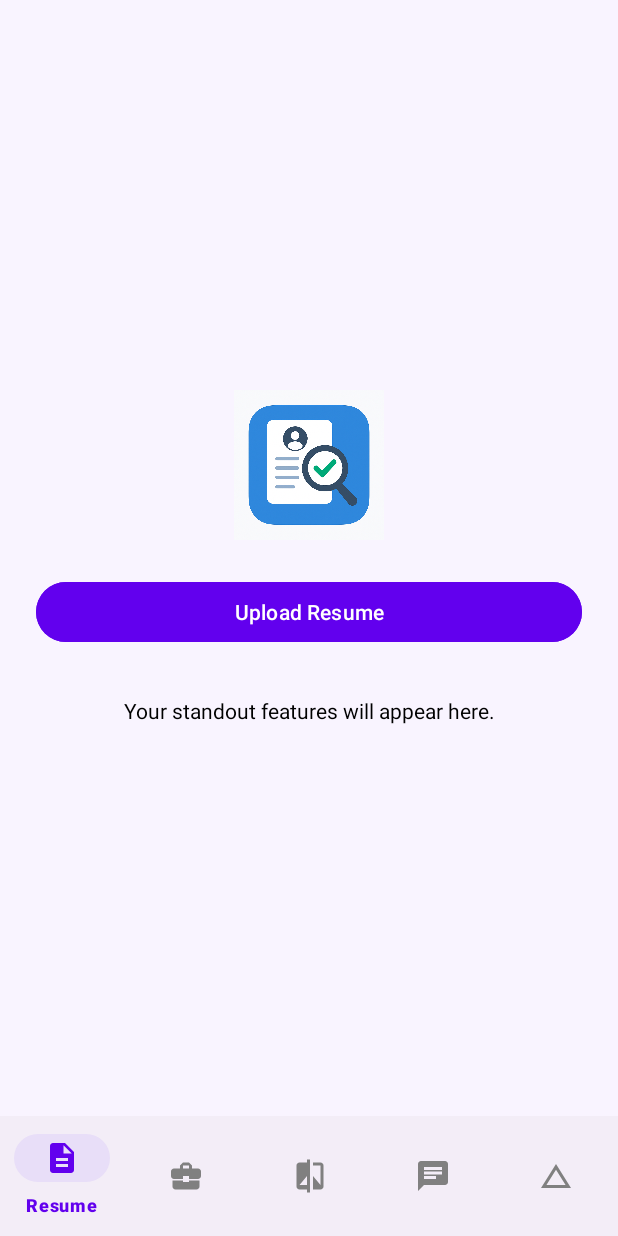
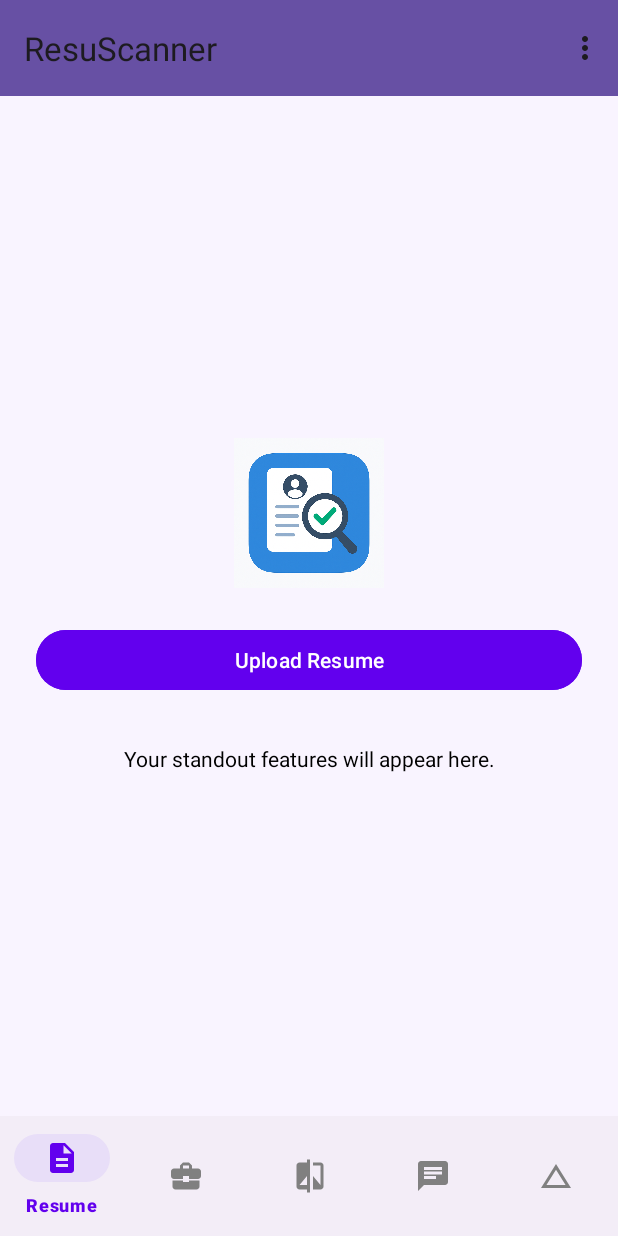
Before and after one commit to yashishvin/ResuScanner, an Android app: the screen it shows after launch once a user with an empty profile is signed in (MainActivity), on a phone screen of 412 x 824 dp. Run offline under Robolectric (Android 15) with nearby library versions, the phone set to English and light mode, and no system bars; our stand-ins replace Firebase (no records; nobody signed in at launch, a user with empty details on screens opened directly).

```diff
--- a/app/src/main/java/com/example/resuscanner/MainActivity.java
+++ b/app/src/main/java/com/example/resuscanner/MainActivity.java
@@ -1,9 +1,14 @@
 package com.example.resuscanner;
 
 import androidx.appcompat.app.AppCompatActivity;
+import androidx.appcompat.widget.Toolbar;  // Add this import
 import androidx.fragment.app.Fragment;
 
+import android.content.Intent;
 import android.os.Bundle;
+import android.view.Menu;
+import android.view.MenuItem;
+import android.widget.Toast;
 
 import com.example.resuscanner.fragments.ResumeAnalysisFragment;
 import com.example.resuscanner.fragments.JDAnalysisFragment;
@@ -11,15 +16,29 @@ import com.example.resuscanner.fragments.ComparisonScoreFragment;
 import com.example.resuscanner.fragments.InterviewQuestionsFragment;
 import com.example.resuscanner.fragments.HistoryFragment;
 import com.google.android.material.bottomnavigation.BottomNavigationView;
+import com.google.firebase.auth.FirebaseAuth;
 
 public class MainActivity extends AppCompatActivity {
 
     BottomNavigationView bottomNavigationView;
+    private FirebaseAuth mAuth;
 
     @Override
     protected void onCreate(Bundle savedInstanceState) {
         super.onCreate(savedInstanceState);
         setContentView(R.layout.activity_main);
+
+        // Initialize Firebase Auth
+        mAuth = FirebaseAuth.getInstance();
+
+        // Set up the Toolbar - ADD THIS CODE
+        Toolbar toolbar = findViewById(R.id.toolbar);
+        setSupportActionBar(toolbar);
+
+        // Optionally set a title
+        if (getSupportActionBar() != null) {
+            getSupportActionBar().setTitle("ResuScanner");
+        }
 
         bottomNavigationView = findViewById(R.id.bottom_navigation);
 
@@ -55,4 +74,38 @@ public class MainActivity extends AppCompatActivity {
             return true;
         });
     }
+
+    @Override
+    public boolean onCreateOptionsMenu(Menu menu) {
+        // Inflate the menu; adds items to the action bar if it is present
+        getMenuInflater().inflate(R.menu.main_menu, menu);
+        return true;
+    }
+
+    @Override
+    public boolean onOptionsItemSelected(MenuItem item) {
+        int id = item.getItemId();
+
+        // Handle sign out action
+        if (id == R.id.action_sign_out) {
+            signOut();
+            return true;
+        }
+
+        return super.onOptionsItemSelected(item);
+    }
+
+    private void signOut() {
+        // Sign out from Firebase
+        mAuth.signOut();
+
+        // Show a message
+        Toast.makeText(MainActivity.this, "Signed out successfully", Toast.LENGTH_SHORT).show();
+
+        // Navigate back to login screen
+        Intent intent = new Intent(MainActivity.this, LoginActivity.class);
+        // Clear the back stack so user can't go back to MainActivity after logout
+        intent.setFlags(Intent.FLAG_ACTIVITY_NEW_TASK | Intent.FLAG_ACTIVITY_CLEAR_TASK);
+        startActivity(intent);
+    }
 }
--- a/app/src/main/res/layout/activity_main.xml
+++ b/app/src/main/res/layout/activity_main.xml
@@ -6,6 +6,16 @@
     android:layout_width="match_parent"
     android:layout_height="match_parent"
     android:background="#F9F4FF">
+
+    <!-- Add Toolbar here -->
+    <androidx.appcompat.widget.Toolbar
+        android:id="@+id/toolbar"
+        android:layout_width="match_parent"
+        android:layout_height="?attr/actionBarSize"
+        android:background="?attr/colorPrimary"
+        android:elevation="4dp"
+        android:theme="@style/ThemeOverlay.AppCompat.ActionBar"
+        app:popupTheme="@style/ThemeOverlay.AppCompat.Light" />
 
     <FrameLayout
         android:id="@+id/fragment_container"
--- /dev/null
+++ b/app/src/main/res/menu/main_menu.xml
@@ -0,0 +1,11 @@
+<?xml version="1.0" encoding="utf-8"?>
+<menu xmlns:android="http://schemas.android.com/apk/res/android"
+    xmlns:app="http://schemas.android.com/apk/res-auto">
+
+    <item
+        android:id="@+id/action_sign_out"
+        android:orderInCategory="100"
+        android:title="Sign Out"
+        app:showAsAction="never" />
+
+</menu>
```
